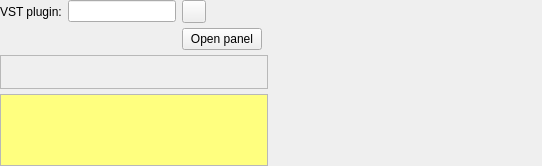
Above: Editor/guis/VSTPluginFilterGUI.ui from xup61069/EqAPO64_with_VST3_support before the change. Below: the same form after it.
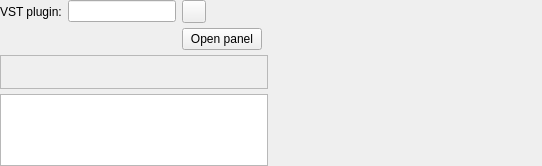
That is the form after the change. Icons and pictures are not drawn. Custom widgets are drawn as their Qt base class.

Patch:
```diff
--- a/Editor/guis/VSTPluginFilterGUI.ui
+++ b/Editor/guis/VSTPluginFilterGUI.ui
@@ -107,43 +107,6 @@
        <verstretch>0</verstretch>
       </sizepolicy>
      </property>
-     <property name="palette">
-      <palette>
-       <active>
-        <colorrole role="Base">
-         <brush brushstyle="SolidPattern">
-          <color alpha="255">
-           <red>255</red>
-           <green>255</green>
-           <blue>127</blue>
-          </color>
-         </brush>
-        </colorrole>
-       </active>
-       <inactive>
-        <colorrole role="Base">
-         <brush brushstyle="SolidPattern">
-          <color alpha="255">
-           <red>255</red>
-           <green>255</green>
-           <blue>127</blue>
-          </color>
-         </brush>
-        </colorrole>
-       </inactive>
-       <disabled>
-        <colorrole role="Base">
-         <brush brushstyle="SolidPattern">
-          <color alpha="255">
-           <red>240</red>
-           <green>240</green>
-           <blue>240</blue>
-          </color>
-         </brush>
-        </colorrole>
-       </disabled>
-      </palette>
-     </property>
      <property name="sizeAdjustPolicy">
       <enum>QAbstractScrollArea::AdjustToContents</enum>
      </property>
```
